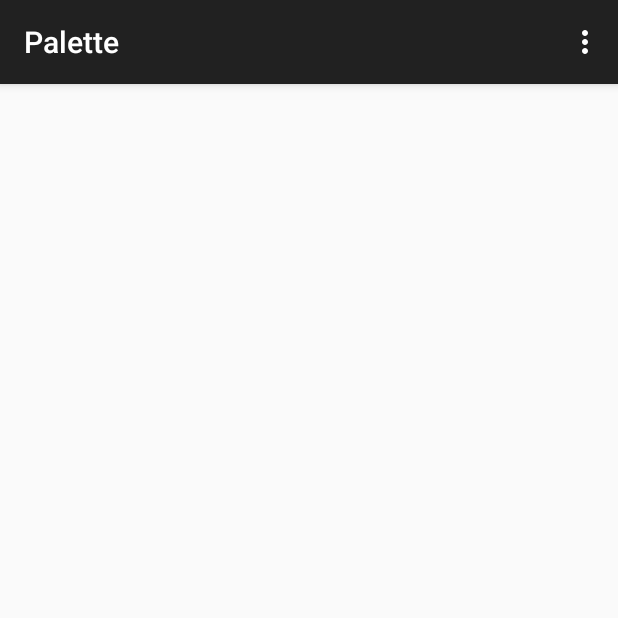
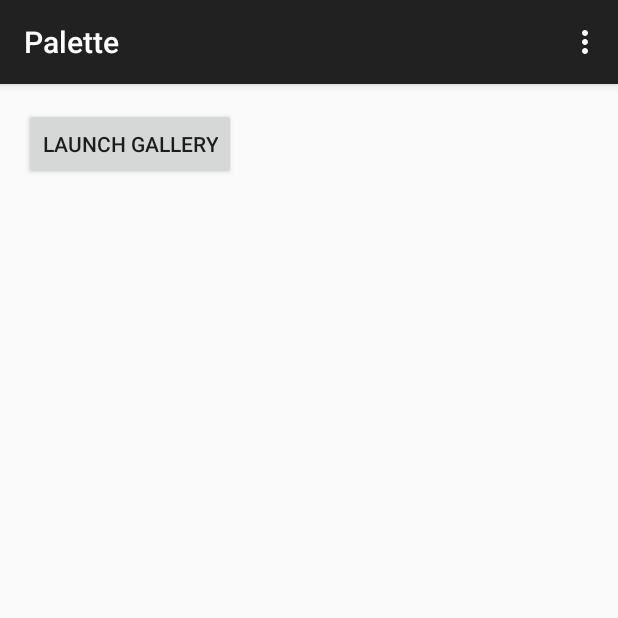
Before and after one commit to ezhao/Palette, an Android app: the screen it shows after launch (PaletteActivity), on a phone screen of 412 x 824 dp, the top half of it. Run offline under Robolectric (Android 15) with nearby library versions, the phone set to English and light mode, and no system bars; our stand-ins replace ButterKnife.

Commit message:
Playing with getting images from the gallery

```diff
--- a/app/build.gradle
+++ b/app/build.gradle
@@ -22,4 +22,6 @@ android {
 dependencies {
     compile fileTree(dir: 'libs', include: ['*.jar'])
     compile 'com.android.support:appcompat-v7:21.0.3'
+    compile 'com.android.support:palette-v7:21.0.+'
+    compile 'com.jakewharton:butterknife:6.1.0'
 }
--- a/app/src/main/AndroidManifest.xml
+++ b/app/src/main/AndroidManifest.xml
@@ -1,6 +1,9 @@
 <?xml version="1.0" encoding="utf-8"?>
 <manifest xmlns:android="http://schemas.android.com/apk/res/android"
     package="com.herokuapp.ezhao.palette" >
+
+    <uses-permission android:name="android.permission.READ_EXTERNAL_STORAGE" />
+    <uses-permission android:name="android.permission.WRITE_EXTERNAL_STORAGE" />
 
     <application
         android:allowBackup="true"
--- a/app/src/main/java/com/herokuapp/ezhao/palette/PaletteActivity.java
+++ b/app/src/main/java/com/herokuapp/ezhao/palette/PaletteActivity.java
@@ -1,19 +1,61 @@
 package com.herokuapp.ezhao.palette;
 
+import android.content.Intent;
+import android.graphics.Bitmap;
+import android.net.Uri;
+import android.provider.MediaStore;
 import android.support.v7.app.ActionBarActivity;
 import android.os.Bundle;
 import android.view.Menu;
 import android.view.MenuItem;
+import android.view.View;
+import android.widget.Button;
+import android.widget.ImageView;
+
+import java.io.IOException;
+
+import butterknife.ButterKnife;
+import butterknife.InjectView;
+import butterknife.OnClick;
 
 
 public class PaletteActivity extends ActionBarActivity {
+    @InjectView(R.id.ivPreview) ImageView ivPreview;
+    @InjectView(R.id.btnLaunchGallery) Button btnLaunchGallery;
+
+    public final static int PICK_PHOTO_CODE = 1046;
 
     @Override
     protected void onCreate(Bundle savedInstanceState) {
         super.onCreate(savedInstanceState);
         setContentView(R.layout.activity_palette);
+
+        ButterKnife.inject(this);
     }
 
+    @OnClick(R.id.btnLaunchGallery)
+    public void onPickPhoto(View view) {
+        // Create intent for picking a photo from the gallery
+        Intent intent = new Intent(Intent.ACTION_PICK,
+                MediaStore.Images.Media.EXTERNAL_CONTENT_URI);
+        startActivityForResult(intent, PICK_PHOTO_CODE);
+    }
+
+    @Override
+    public void onActivityResult(int requestCode, int resultCode, Intent data) {
+        if (data != null) {
+            Uri photoUri = data.getData();
+            Bitmap selectedImage = null;
+            try {
+                selectedImage = MediaStore.Images.Media.getBitmap(this.getContentResolver(), photoUri);
+
+                // Load the selected image into a preview
+                ivPreview.setImageBitmap(selectedImage);
+            } catch (IOException e) {
+                e.printStackTrace(); // TODO(emily) handle somewhat intelligently
+            }
+        }
+    }
 
     @Override
     public boolean onCreateOptionsMenu(Menu menu) {
--- a/app/src/main/res/layout/activity_palette.xml
+++ b/app/src/main/res/layout/activity_palette.xml
@@ -5,4 +5,15 @@
     android:paddingTop="@dimen/activity_vertical_margin"
     android:paddingBottom="@dimen/activity_vertical_margin" tools:context=".PaletteActivity">
 
+    <Button
+        android:id="@+id/btnLaunchGallery"
+        android:text="Launch Gallery"
+        android:layout_width="wrap_content"
+        android:layout_height="wrap_content" />
+
+    <ImageView
+        android:id="@+id/ivPreview"
+        android:layout_width="wrap_content"
+        android:layout_height="wrap_content" />
+
 </RelativeLayout>
```
